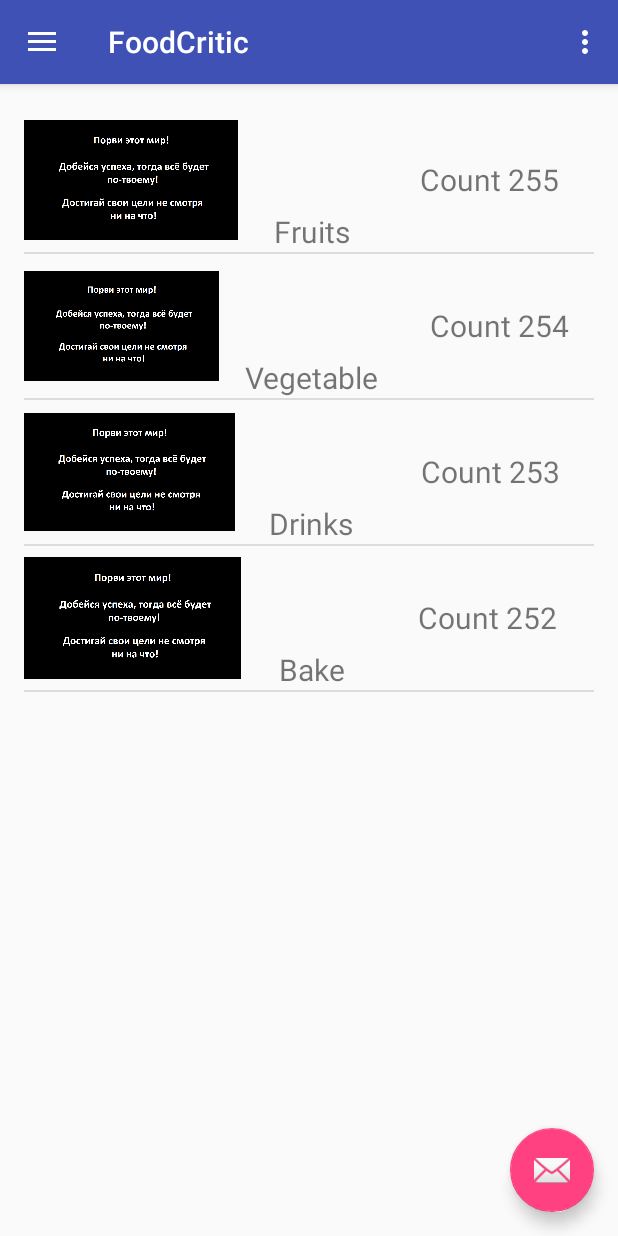
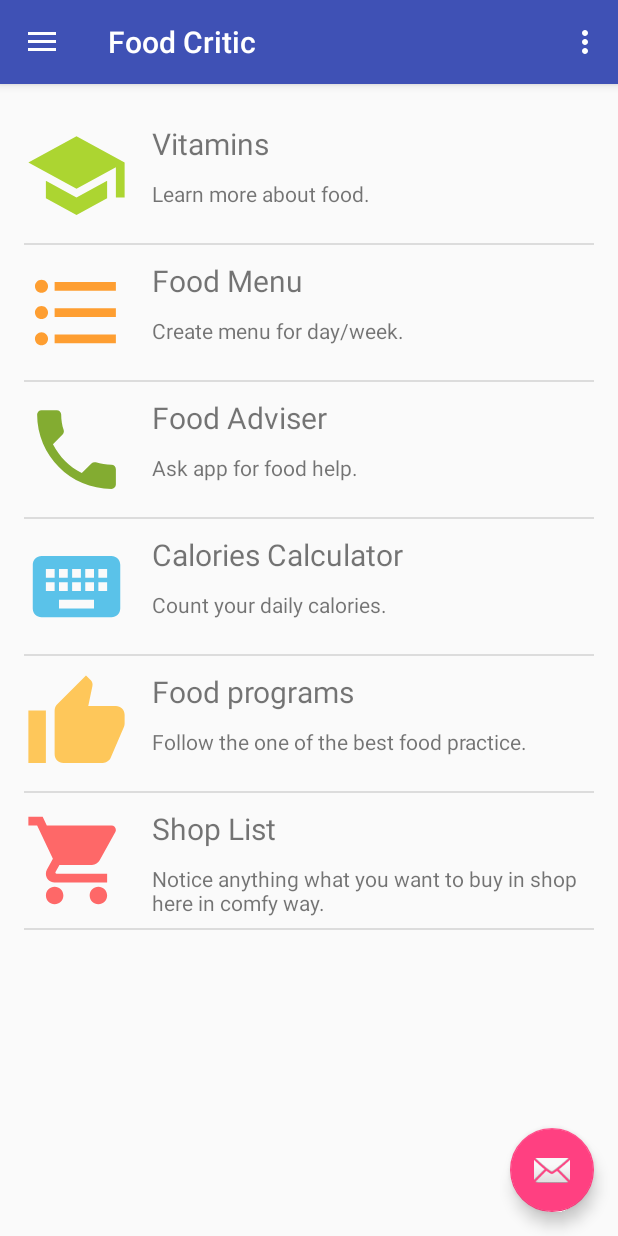
Before and after one commit to antonihnatovich/FoodCritic, an Android app: the screen it shows after launch (MainActivity), on a phone screen of 412 x 824 dp. Run offline under Robolectric (Android 15) with nearby library versions, the phone set to English and light mode, and no system bars.

Commit message:
menu ready

```diff
--- a/FoodCritic/app/src/main/java/com/example/yoant/foodcritic/MainActivity.java
+++ b/FoodCritic/app/src/main/java/com/example/yoant/foodcritic/MainActivity.java
@@ -17,6 +17,7 @@ import android.widget.ListView;
 
 import com.example.yoant.foodcritic.adapters.MenuAdapter;
 import com.example.yoant.foodcritic.core.Category;
+import com.example.yoant.foodcritic.core.MainMenuElement;
 
 import java.util.ArrayList;
 import java.util.List;
@@ -42,10 +43,6 @@ public class MainActivity extends AppCompatActivity
         categoryList.add(new Category("Vegetable", R.drawable.screen, 254));
         categoryList.add(new Category("Drinks", R.drawable.screen, 253));
         categoryList.add(new Category("Bake", R.drawable.screen, 252));
-       // for(int i = 0; i < values.length; i++)
-          //  list.add(values[i]);
-        //ArrayAdapter<String> adapter = new ArrayAdapter<String>(this, R.layout.menu_item, R.id.name_view, values);
-        //listView.setAdapter(adapter);
 
         FloatingActionButton fab = (FloatingActionButton) findViewById(R.id.fab);
         fab.setOnClickListener(new View.OnClickListener() {
@@ -64,7 +61,7 @@ public class MainActivity extends AppCompatActivity
 
         NavigationView navigationView = (NavigationView) findViewById(R.id.nav_view);
         navigationView.setNavigationItemSelectedListener(this);
-        MenuAdapter adapter = new MenuAdapter(this, categoryList);
+        MenuAdapter adapter = new MenuAdapter(this, MainMenuElement.menuElements);
         listView.setAdapter(adapter);
     }
 
--- a/FoodCritic/app/src/main/java/com/example/yoant/foodcritic/adapters/MenuAdapter.java
+++ b/FoodCritic/app/src/main/java/com/example/yoant/foodcritic/adapters/MenuAdapter.java
@@ -12,31 +12,32 @@ import android.widget.TextView;
 import com.example.yoant.foodcritic.MainActivity;
 import com.example.yoant.foodcritic.R;
 import com.example.yoant.foodcritic.core.Category;
+import com.example.yoant.foodcritic.core.MainMenuElement;
 
 import java.util.ArrayList;
 import java.util.List;
 
 public class MenuAdapter extends BaseAdapter {
     private final int CATEGORIES_COUNT = 4;
-    private List<Category> categoryList = new ArrayList<>(CATEGORIES_COUNT);
+    private MainMenuElement[] mCategoryList;
     private Context context;
     private LayoutInflater layoutInflater = null;
 
     private class ViewHolder {
         ImageView imageView;
         TextView nameTextView;
-        TextView countTextView;
+        TextView descriptionTextView;
     }
 
-    public MenuAdapter(MainActivity mainActivity, List<Category> categoryList) {
-        this.categoryList = categoryList;
+    public MenuAdapter(MainActivity mainActivity, MainMenuElement[] categoryList) {
+        mCategoryList = categoryList;
         context = mainActivity;
         layoutInflater = (LayoutInflater) context.getSystemService(Context.LAYOUT_INFLATER_SERVICE);
     }
 
     @Override
     public int getCount() {
-        return categoryList.size();
+        return mCategoryList.length;
     }
 
     @Override
@@ -52,15 +53,16 @@ public class MenuAdapter extends BaseAdapter {
     @Override
     public View getView(int position, View view, ViewGroup viewGroup) {
         ViewHolder viewHolder = new ViewHolder();
-        View mainView = layoutInflater.inflate(R.layout.menu_item, null);
+        View mainView = layoutInflater.inflate(R.layout.menu_element, null);
 
-        viewHolder.imageView = (ImageView) mainView.findViewById(R.id.menu_image_view);
-        viewHolder.countTextView = (TextView) mainView.findViewById(R.id.menu_count_view);
-        viewHolder.nameTextView = (TextView) mainView.findViewById(R.id.menu_name_view);
+        viewHolder.imageView = (ImageView) mainView.findViewById(R.id.menu_element_icon);
+        viewHolder.imageView.setScaleType(ImageView.ScaleType.CENTER_CROP);
+        viewHolder.descriptionTextView = (TextView) mainView.findViewById(R.id.menu_element_description);
+        viewHolder.nameTextView = (TextView) mainView.findViewById(R.id.menu_element_name);
 
-        viewHolder.imageView.setImageResource(categoryList.get(position).getPicId());
-        viewHolder.countTextView.setText("Count " + categoryList.get(position).getItemsCount());
-        viewHolder.nameTextView.setText(categoryList.get(position).getName());
+        viewHolder.imageView.setImageResource(mCategoryList[position].getmElementLogoId());
+        viewHolder.descriptionTextView.setText(mCategoryList[position].getmElementDescription());
+        viewHolder.nameTextView.setText(mCategoryList[position].getmElementName());
 
         return mainView;
     }
--- /dev/null
+++ b/FoodCritic/app/src/main/java/com/example/yoant/foodcritic/core/MainMenuElement.java
@@ -0,0 +1,49 @@
+package com.example.yoant.foodcritic.core;
+
+import com.example.yoant.foodcritic.R;
+
+public class MainMenuElement {
+    private int mElementLogoId;
+    private String mElementName;
+    private String mElementDescription;
+
+    public static final MainMenuElement[] menuElements = {
+            new MainMenuElement("Vitamins", "Learn more about food.", R.drawable.menu_element_icon_vitamins),
+            new MainMenuElement("Food Menu", "Create menu for day/week.", R.drawable.menu_element_icon_food_menu),
+            new MainMenuElement("Food Adviser", "Ask app for food help.", R.drawable.menu_element_icon_food_adviser),
+            new MainMenuElement("Calories Calculator", "Count your daily calories.", R.drawable.menu_element_icon_calories_calculator),
+            new MainMenuElement("Food programs", "Follow the one of the best food practice.", R.drawable.menu_element_icon_food_program),
+            new MainMenuElement("Shop List", "Notice anything what you want to buy in shop here in comfy way.", R.drawable.menu_element_icon_shop_list)
+    };
+
+    private MainMenuElement(String elementName, String elementDescription, int elementLogoId){
+        mElementName = elementName;
+        mElementDescription = elementDescription;
+        mElementLogoId = elementLogoId;
+    }
+
+    public int getmElementLogoId() {
+        return mElementLogoId;
+    }
+
+    public void setmElementLogoId(int mElementLogoId) {
+        this.mElementLogoId = mElementLogoId;
+    }
+
+    public String getmElementName() {
+        return mElementName;
+    }
+
+    public void setmElementName(String mElementName) {
+        this.mElementName = mElementName;
+    }
+
+    public String getmElementDescription() {
+        return mElementDescription;
+    }
+
+    public void setmElementDescription(String mElementDescription) {
+        this.mElementDescription = mElementDescription;
+    }
+
+}
--- /dev/null
+++ b/FoodCritic/app/src/main/res/drawable/menu_element_icon_calories_calculator.xml
@@ -0,0 +1,5 @@
+<vector android:alpha="0.80" android:height="24dp"
+    android:viewportHeight="24.0" android:viewportWidth="24.0"
+    android:width="24dp" xmlns:android="http://schemas.android.com/apk/res/android">
+    <path android:fillColor="@android:color/holo_blue_light" android:pathData="M20,5L4,5c-1.1,0 -1.99,0.9 -1.99,2L2,17c0,1.1 0.9,2 2,2h16c1.1,0 2,-0.9 2,-2L22,7c0,-1.1 -0.9,-2 -2,-2zM11,8h2v2h-2L11,8zM11,11h2v2h-2v-2zM8,8h2v2L8,10L8,8zM8,11h2v2L8,13v-2zM7,13L5,13v-2h2v2zM7,10L5,10L5,8h2v2zM16,17L8,17v-2h8v2zM16,13h-2v-2h2v2zM16,10h-2L14,8h2v2zM19,13h-2v-2h2v2zM19,10h-2L17,8h2v2z"/>
+</vector>
--- /dev/null
+++ b/FoodCritic/app/src/main/res/drawable/menu_element_icon_food_adviser.xml
@@ -0,0 +1,5 @@
+<vector android:alpha="0.80" android:height="24dp"
+    android:viewportHeight="24.0" android:viewportWidth="24.0"
+    android:width="24dp" xmlns:android="http://schemas.android.com/apk/res/android">
+    <path android:fillColor="@android:color/holo_green_dark" android:pathData="M6.62,10.79c1.44,2.83 3.76,5.14 6.59,6.59l2.2,-2.2c0.27,-0.27 0.67,-0.36 1.02,-0.24 1.12,0.37 2.33,0.57 3.57,0.57 0.55,0 1,0.45 1,1V20c0,0.55 -0.45,1 -1,1 -9.39,0 -17,-7.61 -17,-17 0,-0.55 0.45,-1 1,-1h3.5c0.55,0 1,0.45 1,1 0,1.25 0.2,2.45 0.57,3.57 0.11,0.35 0.03,0.74 -0.25,1.02l-2.2,2.2z"/>
+</vector>
--- /dev/null
+++ b/FoodCritic/app/src/main/res/drawable/menu_element_icon_food_menu.xml
@@ -0,0 +1,5 @@
+<vector android:alpha="0.80" android:height="24dp"
+    android:viewportHeight="24.0" android:viewportWidth="24.0"
+    android:width="24dp" xmlns:android="http://schemas.android.com/apk/res/android">
+    <path android:fillColor="@android:color/holo_orange_dark" android:pathData="M4,10.5c-0.83,0 -1.5,0.67 -1.5,1.5s0.67,1.5 1.5,1.5 1.5,-0.67 1.5,-1.5 -0.67,-1.5 -1.5,-1.5zM4,4.5c-0.83,0 -1.5,0.67 -1.5,1.5S3.17,7.5 4,7.5 5.5,6.83 5.5,6 4.83,4.5 4,4.5zM4,16.5c-0.83,0 -1.5,0.68 -1.5,1.5s0.68,1.5 1.5,1.5 1.5,-0.68 1.5,-1.5 -0.67,-1.5 -1.5,-1.5zM7,19h14v-2L7,17v2zM7,13h14v-2L7,11v2zM7,5v2h14L21,5L7,5z"/>
+</vector>
--- /dev/null
+++ b/FoodCritic/app/src/main/res/drawable/menu_element_icon_food_program.xml
@@ -0,0 +1,5 @@
+<vector android:alpha="0.80" android:height="24dp"
+    android:viewportHeight="24.0" android:viewportWidth="24.0"
+    android:width="24dp" xmlns:android="http://schemas.android.com/apk/res/android">
+    <path android:fillColor="@android:color/holo_orange_light" android:pathData="M1,21h4L5,9L1,9v12zM23,10c0,-1.1 -0.9,-2 -2,-2h-6.31l0.95,-4.57 0.03,-0.32c0,-0.41 -0.17,-0.79 -0.44,-1.06L14.17,1 7.59,7.59C7.22,7.95 7,8.45 7,9v10c0,1.1 0.9,2 2,2h9c0.83,0 1.54,-0.5 1.84,-1.22l3.02,-7.05c0.09,-0.23 0.14,-0.47 0.14,-0.73v-1.91l-0.01,-0.01L23,10z"/>
+</vector>
--- /dev/null
+++ b/FoodCritic/app/src/main/res/drawable/menu_element_icon_shop_list.xml
@@ -0,0 +1,5 @@
+<vector android:alpha="0.80" android:height="24dp"
+    android:viewportHeight="24.0" android:viewportWidth="24.0"
+    android:width="24dp" xmlns:android="http://schemas.android.com/apk/res/android">
+    <path android:fillColor="@android:color/holo_red_light" android:pathData="M7,18c-1.1,0 -1.99,0.9 -1.99,2S5.9,22 7,22s2,-0.9 2,-2 -0.9,-2 -2,-2zM1,2v2h2l3.6,7.59 -1.35,2.45c-0.16,0.28 -0.25,0.61 -0.25,0.96 0,1.1 0.9,2 2,2h12v-2L7.42,15c-0.14,0 -0.25,-0.11 -0.25,-0.25l0.03,-0.12 0.9,-1.63h7.45c0.75,0 1.41,-0.41 1.75,-1.03l3.58,-6.49c0.08,-0.14 0.12,-0.31 0.12,-0.48 0,-0.55 -0.45,-1 -1,-1L5.21,4l-0.94,-2L1,2zM17,18c-1.1,0 -1.99,0.9 -1.99,2s0.89,2 1.99,2 2,-0.9 2,-2 -0.9,-2 -2,-2z"/>
+</vector>
--- /dev/null
+++ b/FoodCritic/app/src/main/res/drawable/menu_element_icon_vitamins.xml
@@ -0,0 +1,5 @@
+<vector android:alpha="0.80" android:height="24dp"
+    android:viewportHeight="24.0" android:viewportWidth="24.0"
+    android:width="24dp" xmlns:android="http://schemas.android.com/apk/res/android">
+    <path android:fillColor="@android:color/holo_green_light" android:pathData="M5,13.18v4L12,21l7,-3.82v-4L12,17l-7,-3.82zM12,3L1,9l11,6 9,-4.91V17h2V9L12,3z"/>
+</vector>
--- /dev/null
+++ b/FoodCritic/app/src/main/res/layout/menu_element.xml
@@ -0,0 +1,41 @@
+<?xml version="1.0" encoding="utf-8"?>
+<RelativeLayout xmlns:android="http://schemas.android.com/apk/res/android"
+    android:layout_width="match_parent"
+    android:layout_height="100dp"
+    android:layout_marginBottom="4dp"
+    android:layout_marginTop="4dp"
+    android:orientation="horizontal">
+
+    <ImageView
+        android:id="@+id/menu_element_icon"
+        android:layout_marginTop="10dp"
+        android:layout_marginBottom="10dp"
+        android:layout_width="70dp"
+        android:layout_height="70dp"
+        android:contentDescription="@string/menu_element_logo_content_description"
+        android:scaleType="centerCrop"
+        android:src="@drawable/screen" />
+
+    <TextView
+        android:id="@+id/menu_element_name"
+        android:layout_width="wrap_content"
+        android:layout_height="wrap_content"
+        android:text="@string/menu_element_logo_content_description"
+        android:textSize="20sp"
+        android:layout_alignParentTop="true"
+        android:layout_toEndOf="@+id/menu_element_icon"
+        android:layout_marginTop="10dp"
+        android:layout_marginStart="15dp"/>
+
+    <TextView
+        android:id="@+id/menu_element_description"
+        android:layout_width="wrap_content"
+        android:layout_height="wrap_content"
+        android:layout_below="@id/menu_element_name"
+        android:layout_toEndOf="@id/menu_element_icon"
+        android:text="@string/menu_element_logo_content_description"
+        android:textSize="14sp"
+        android:layout_marginStart="15dp"
+        android:layout_marginTop="10dp"/>
+
+</RelativeLayout>
--- a/FoodCritic/app/src/main/res/values/strings.xml
+++ b/FoodCritic/app/src/main/res/values/strings.xml
@@ -1,8 +1,9 @@
 <resources>
-    <string name="app_name">FoodCritic</string>
+    <string name="app_name">Food Critic</string>
 
     <string name="navigation_drawer_open">Open navigation drawer</string>
     <string name="navigation_drawer_close">Close navigation drawer</string>
 
     <string name="action_settings">Settings</string>
+    <string name="menu_element_logo_content_description">Default value</string>
 </resources>
```
